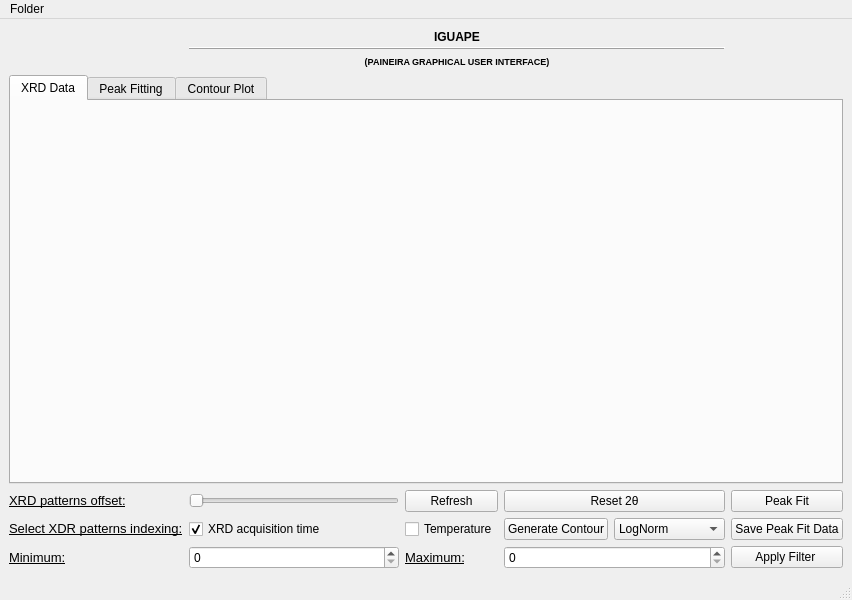
The window that Iguape/GUI/iguape_gui.ui (cnpem/iguape) describes before a commit, drawn with Qt 5.
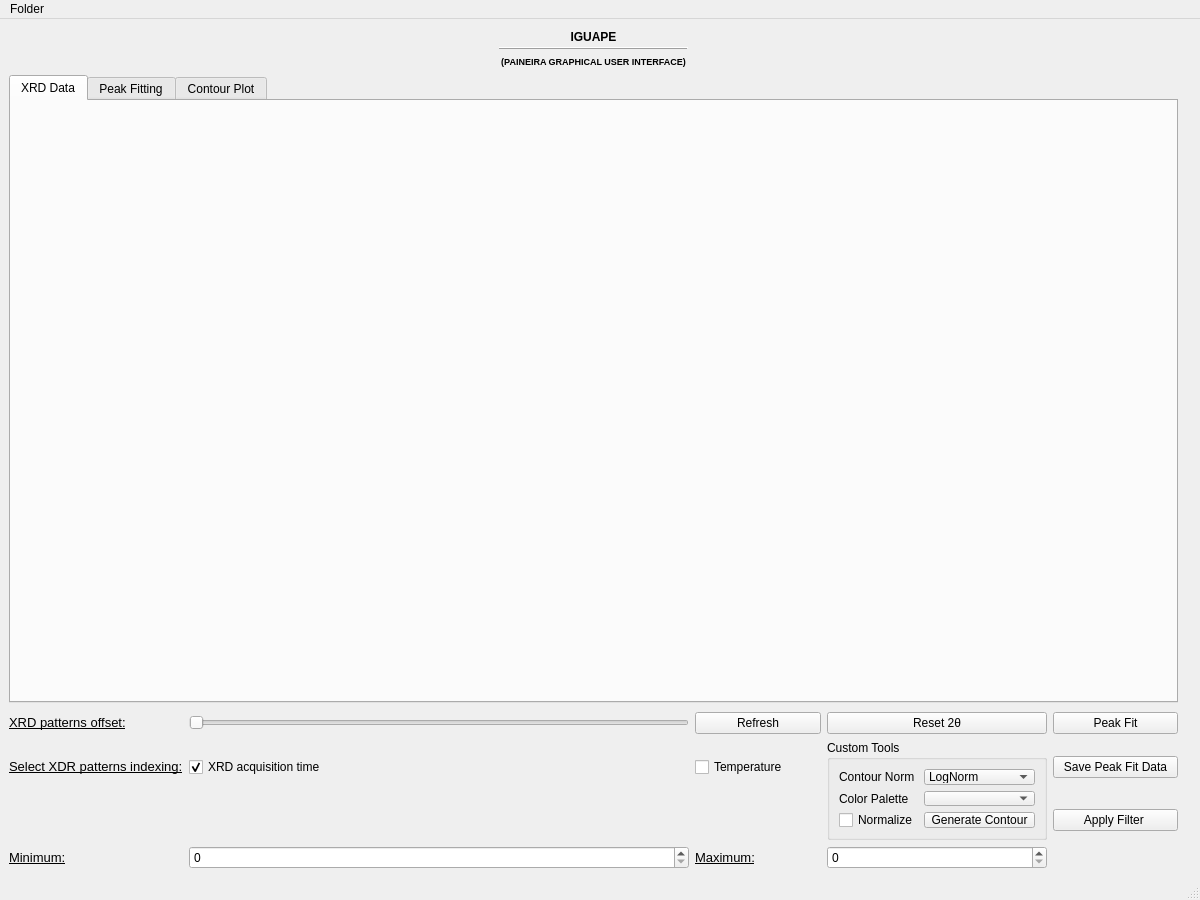
The same window after the commit. Icons and pictures are not drawn.

Commit message: Normalize and Cmap customization implementation

The edit to the form file:
```diff
--- a/Iguape/GUI/iguape_gui.ui
+++ b/Iguape/GUI/iguape_gui.ui
@@ -6,8 +6,8 @@
    <rect>
     <x>0</x>
     <y>0</y>
-    <width>852</width>
-    <height>600</height>
+    <width>1200</width>
+    <height>900</height>
    </rect>
   </property>
   <property name="windowTitle">
@@ -21,182 +21,12 @@
    <string notr="true"/>
   </property>
   <widget class="QWidget" name="centralwidget">
+   <layout class="QGridLayout" name="gridLayout_3">
+    <item row="0" column="0">
    <layout class="QVBoxLayout" name="verticalLayout">
     <item>
-     <layout class="QGridLayout" name="gridLayout">
-      <item row="2" column="4" colspan="2">
-       <widget class="QPushButton" name="peak_fit_button">
-        <property name="maximumSize">
-         <size>
-          <width>16777215</width>
-          <height>16777215</height>
-         </size>
-        </property>
-        <property name="toolTip">
-         <string>Press to open the Peak Fit Window</string>
-        </property>
-        <property name="text">
-         <string>Peak Fit</string>
-        </property>
-        <property name="icon">
-         <iconset>
-          <normaloff>Icons/peak_fit_icon.png</normaloff>Icons/peak_fit_icon.png</iconset>
-        </property>
-       </widget>
-      </item>
-      <item row="1" column="0" colspan="6">
-       <widget class="QTabWidget" name="tabWidget">
-        <property name="currentIndex">
-         <number>0</number>
-        </property>
-        <widget class="QWidget" name="XRD_data_tab">
-         <attribute name="title">
-          <string>XRD Data</string>
-         </attribute>
-        </widget>
-        <widget class="QWidget" name="peak_fit_tab">
-         <attribute name="title">
-          <string>Peak Fitting</string>
-         </attribute>
-        </widget>
-        <widget class="QWidget" name="contour_tab">
-         <attribute name="title">
-          <string>Contour Plot</string>
-         </attribute>
-        </widget>
-       </widget>
-      </item>
-      <item row="3" column="4" colspan="2">
-       <widget class="QPushButton" name="save_peak_fit_data_button">
-        <property name="minimumSize">
-         <size>
-          <width>0</width>
-          <height>0</height>
-         </size>
-        </property>
-        <property name="maximumSize">
-         <size>
-          <width>16777215</width>
-          <height>16777215</height>
-         </size>
-        </property>
-        <property name="toolTip">
-         <string>Press to save the data as a CSV file</string>
-        </property>
-        <property name="text">
-         <string>Save Peak Fit Data</string>
-        </property>
-        <property name="icon">
-         <iconset>
-          <normaloff>Icons/Save_Icon.png</normaloff>Icons/Save_Icon.png</iconset>
-        </property>
-       </widget>
-      </item>
-      <item row="0" column="4" alignment="Qt::AlignVCenter">
-       <widget class="QLabel" name="LNLS_logo">
-        <property name="maximumSize">
-         <size>
-          <width>16777215</width>
-          <height>50</height>
-         </size>
-        </property>
-        <property name="text">
-         <string/>
-        </property>
-        <property name="pixmap">
-         <pixmap>Icons/LNLS_logo_resize.png</pixmap>
-        </property>
-        <property name="alignment">
-         <set>Qt::AlignCenter</set>
-        </property>
-       </widget>
-      </item>
-      <item row="4" column="1">
-       <widget class="QDoubleSpinBox" name="min_temp_doubleSpinBox">
-        <property name="maximumSize">
-         <size>
-          <width>16777215</width>
-          <height>16777215</height>
-         </size>
-        </property>
-        <property name="decimals">
-         <number>0</number>
-        </property>
-       </widget>
-      </item>
-      <item row="0" column="5" alignment="Qt::AlignHCenter">
-       <widget class="QLabel" name="paineir_logo">
-        <property name="maximumSize">
-         <size>
-          <width>70</width>
-          <height>100</height>
-         </size>
-        </property>
-        <property name="text">
-         <string/>
-        </property>
-        <property name="pixmap">
-         <pixmap>Icons/Paineira_resize.png</pixmap>
-        </property>
-        <property name="alignment">
-         <set>Qt::AlignRight|Qt::AlignTrailing|Qt::AlignVCenter</set>
-        </property>
-       </widget>
-      </item>
-      <item row="4" column="2">
-       <widget class="QLabel" name="max_filter_label">
-        <property name="maximumSize">
-         <size>
-          <width>16777215</width>
-          <height>16777215</height>
-         </size>
-        </property>
-        <property name="text">
-         <string>&lt;html&gt;&lt;head/&gt;&lt;body&gt;&lt;p&gt;&lt;span style=&quot; font-size:10pt; text-decoration: underline;&quot;&gt;Maximum:&lt;/span&gt;&lt;/p&gt;&lt;/body&gt;&lt;/html&gt;</string>
-        </property>
-       </widget>
-      </item>
-      <item row="2" column="2">
-       <widget class="QPushButton" name="refresh_button">
-        <property name="maximumSize">
-         <size>
-          <width>16777215</width>
-          <height>16777215</height>
-         </size>
-        </property>
-        <property name="toolTip">
-         <string>Press to refresh the graph with the new XRD patterns</string>
-        </property>
-        <property name="text">
-         <string>Refresh</string>
-        </property>
-        <property name="icon">
-         <iconset>
-          <normaloff>Icons/Refresh_Icon.png</normaloff>Icons/Refresh_Icon.png</iconset>
-        </property>
-       </widget>
-      </item>
-      <item row="2" column="0">
-       <widget class="QLabel" name="offset_label">
-        <property name="text">
-         <string>&lt;html&gt;&lt;head/&gt;&lt;body&gt;&lt;p&gt;&lt;span style=&quot; font-size:10pt; text-decoration: underline;&quot;&gt;XRD patterns offset:&lt;/span&gt;&lt;/p&gt;&lt;/body&gt;&lt;/html&gt;</string>
-        </property>
-       </widget>
-      </item>
-      <item row="3" column="2">
-       <widget class="QCheckBox" name="temperature_checkbox">
-        <property name="maximumSize">
-         <size>
-          <width>16777215</width>
-          <height>16777215</height>
-         </size>
-        </property>
-        <property name="text">
-         <string>Temperature</string>
-        </property>
-       </widget>
-      </item>
-      <item row="0" column="0">
+       <layout class="QHBoxLayout" name="horizontalLayout">
+        <item>
        <widget class="QLabel" name="CNPEM_logo">
         <property name="maximumSize">
          <size>
@@ -212,52 +42,20 @@
         </property>
        </widget>
       </item>
-      <item row="4" column="3">
-       <widget class="QDoubleSpinBox" name="max_temp_doubleSpinBox_2">
-        <property name="maximumSize">
-         <size>
-          <width>16777215</width>
-          <height>16777215</height>
-         </size>
-        </property>
-        <property name="frame">
-         <bool>true</bool>
-        </property>
-        <property name="decimals">
-         <number>0</number>
-        </property>
-       </widget>
-      </item>
-      <item row="3" column="0">
-       <widget class="QLabel" name="index_label">
-        <property name="text">
-         <string>&lt;html&gt;&lt;head/&gt;&lt;body&gt;&lt;p&gt;&lt;span style=&quot; font-size:10pt; text-decoration: underline;&quot;&gt;Select XDR patterns indexing:&lt;/span&gt;&lt;/p&gt;&lt;/body&gt;&lt;/html&gt;</string>
-        </property>
-       </widget>
-      </item>
-      <item row="3" column="1">
-       <widget class="QCheckBox" name="XRD_measure_order_checkbox">
-        <property name="maximumSize">
+        <item>
+         <spacer name="horizontalSpacer">
+          <property name="orientation">
+           <enum>Qt::Horizontal</enum>
+          </property>
+          <property name="sizeHint" stdset="0">
          <size>
-          <width>16777215</width>
-          <height>16777215</height>
-         </size>
-        </property>
-        <property name="text">
-         <string>XRD acquisition time</string>
-        </property>
-        <property name="checkable">
-         <bool>true</bool>
-        </property>
-        <property name="checked">
-         <bool>true</bool>
-        </property>
-        <property name="tristate">
-         <bool>false</bool>
-        </property>
-       </widget>
-      </item>
-      <item row="0" column="1" colspan="3">
+            <width>40</width>
+            <height>20</height>
+           </size>
+          </property>
+         </spacer>
+        </item>
+        <item>
        <widget class="QLabel" name="title_label">
         <property name="minimumSize">
          <size>
@@ -288,40 +86,87 @@
         </property>
        </widget>
       </item>
-      <item row="4" column="4" colspan="2">
-       <widget class="QPushButton" name="filter_button">
+        <item>
+         <spacer name="horizontalSpacer_2">
+          <property name="orientation">
+           <enum>Qt::Horizontal</enum>
+          </property>
+          <property name="sizeHint" stdset="0">
+           <size>
+            <width>40</width>
+            <height>20</height>
+           </size>
+          </property>
+         </spacer>
+        </item>
+        <item>
+         <widget class="QLabel" name="LNLS_logo">
         <property name="maximumSize">
          <size>
           <width>16777215</width>
-          <height>16777215</height>
-         </size>
-        </property>
-        <property name="toolTip">
-         <string>Press to apply the temperature/measure order range</string>
-        </property>
+            <height>50</height>
+           </size>
+          </property>
         <property name="text">
-         <string>Apply Filter </string>
-        </property>
-        <property name="icon">
-         <iconset>
-          <normaloff>Icons/Filter_Icon.png</normaloff>Icons/Filter_Icon.png</iconset>
-        </property>
-       </widget>
-      </item>
-      <item row="4" column="0">
-       <widget class="QLabel" name="min_filter_label">
-        <property name="maximumSize">
+           <string/>
+          </property>
+          <property name="pixmap">
+           <pixmap>Icons/LNLS_logo_resize.png</pixmap>
+          </property>
+          <property name="alignment">
+           <set>Qt::AlignCenter</set>
+          </property>
+         </widget>
+        </item>
+       </layout>
+      </item>
+      <item>
+       <widget class="QTabWidget" name="tabWidget">
+        <property name="minimumSize">
          <size>
-          <width>16777215</width>
-          <height>16777215</height>
+          <width>900</width>
+          <height>400</height>
          </size>
         </property>
-        <property name="text">
-         <string>&lt;html&gt;&lt;head/&gt;&lt;body&gt;&lt;p&gt;&lt;span style=&quot; font-size:10pt; text-decoration: underline;&quot;&gt;Minimum:&lt;/span&gt;&lt;/p&gt;&lt;/body&gt;&lt;/html&gt;</string>
+        <property name="currentIndex">
+         <number>0</number>
         </property>
-       </widget>
+        <widget class="QWidget" name="XRD_data_tab">
+         <attribute name="title">
+          <string>XRD Data</string>
+         </attribute>
+        </widget>
+        <widget class="QWidget" name="peak_fit_tab">
+         <attribute name="title">
+          <string>Peak Fitting</string>
+         </attribute>
+        </widget>
+        <widget class="QWidget" name="contour_tab">
+         <attribute name="title">
+          <string>Contour Plot</string>
+         </attribute>
+        </widget>
+       </widget>
       </item>
-      <item row="2" column="3">
+      <item>
+       <spacer name="verticalSpacer">
+        <property name="orientation">
+         <enum>Qt::Vertical</enum>
+        </property>
+        <property name="sizeType">
+         <enum>QSizePolicy::Fixed</enum>
+        </property>
+        <property name="sizeHint" stdset="0">
+         <size>
+          <width>20</width>
+          <height>3</height>
+         </size>
+        </property>
+       </spacer>
+      </item>
+      <item>
+       <layout class="QGridLayout" name="gridLayout">
+        <item row="0" column="3">
        <widget class="QPushButton" name="reset_button">
         <property name="minimumSize">
          <size>
@@ -343,7 +188,47 @@
         </property>
        </widget>
       </item>
-      <item row="2" column="1">
+        <item row="0" column="4">
+         <widget class="QPushButton" name="peak_fit_button">
+          <property name="maximumSize">
+           <size>
+            <width>16777215</width>
+            <height>16777215</height>
+           </size>
+          </property>
+          <property name="toolTip">
+           <string>Press to open the Peak Fit Window</string>
+          </property>
+          <property name="text">
+           <string>Peak Fit</string>
+          </property>
+          <property name="icon">
+           <iconset>
+            <normaloff>Icons/peak_fit_icon.png</normaloff>Icons/peak_fit_icon.png</iconset>
+          </property>
+         </widget>
+        </item>
+        <item row="1" column="0">
+         <widget class="QLabel" name="index_label">
+          <property name="text">
+           <string>&lt;html&gt;&lt;head/&gt;&lt;body&gt;&lt;p&gt;&lt;span style=&quot; font-size:10pt; text-decoration: underline;&quot;&gt;Select XDR patterns indexing:&lt;/span&gt;&lt;/p&gt;&lt;/body&gt;&lt;/html&gt;</string>
+          </property>
+         </widget>
+        </item>
+        <item row="3" column="2">
+         <widget class="QLabel" name="max_filter_label">
+          <property name="maximumSize">
+           <size>
+            <width>16777215</width>
+            <height>16777215</height>
+           </size>
+          </property>
+          <property name="text">
+           <string>&lt;html&gt;&lt;head/&gt;&lt;body&gt;&lt;p&gt;&lt;span style=&quot; font-size:10pt; text-decoration: underline;&quot;&gt;Maximum:&lt;/span&gt;&lt;/p&gt;&lt;/body&gt;&lt;/html&gt;</string>
+          </property>
+         </widget>
+        </item>
+        <item row="0" column="1">
        <widget class="QSlider" name="offset_slider">
         <property name="maximumSize">
          <size>
@@ -368,16 +253,171 @@
         </property>
        </widget>
       </item>
+        <item row="1" column="4">
+         <widget class="QPushButton" name="save_peak_fit_data_button">
+          <property name="minimumSize">
+           <size>
+            <width>0</width>
+            <height>0</height>
+           </size>
+          </property>
+          <property name="maximumSize">
+           <size>
+            <width>16777215</width>
+            <height>16777215</height>
+           </size>
+          </property>
+          <property name="toolTip">
+           <string>Press to save the data as a CSV file</string>
+          </property>
+          <property name="text">
+           <string>Save Peak Fit Data</string>
+          </property>
+          <property name="icon">
+           <iconset>
+            <normaloff>Icons/Save_Icon.png</normaloff>Icons/Save_Icon.png</iconset>
+          </property>
+         </widget>
+        </item>
+        <item row="2" column="4">
+         <widget class="QPushButton" name="filter_button">
+          <property name="maximumSize">
+           <size>
+            <width>16777215</width>
+            <height>16777215</height>
+           </size>
+          </property>
+          <property name="toolTip">
+           <string>Press to apply the temperature/measure order range</string>
+          </property>
+          <property name="text">
+           <string>Apply Filter </string>
+          </property>
+          <property name="icon">
+           <iconset>
+            <normaloff>Icons/Filter_Icon.png</normaloff>Icons/Filter_Icon.png</iconset>
+          </property>
+         </widget>
+        </item>
       <item row="3" column="3">
-       <layout class="QHBoxLayout" name="horizontalLayout">
-        <item>
-         <widget class="QPushButton" name="contour_button">
+         <widget class="QDoubleSpinBox" name="max_temp_doubleSpinBox_2">
+          <property name="maximumSize">
+           <size>
+            <width>16777215</width>
+            <height>16777215</height>
+           </size>
+          </property>
+          <property name="frame">
+           <bool>true</bool>
+          </property>
+          <property name="decimals">
+           <number>0</number>
+          </property>
+         </widget>
+        </item>
+        <item row="3" column="1">
+         <widget class="QDoubleSpinBox" name="min_temp_doubleSpinBox">
+          <property name="maximumSize">
+           <size>
+            <width>16777215</width>
+            <height>16777215</height>
+           </size>
+          </property>
+          <property name="decimals">
+           <number>0</number>
+          </property>
+         </widget>
+        </item>
+        <item row="3" column="0">
+         <widget class="QLabel" name="min_filter_label">
+          <property name="maximumSize">
+           <size>
+            <width>16777215</width>
+            <height>16777215</height>
+           </size>
+          </property>
           <property name="text">
-           <string>Generate Contour</string>
+           <string>&lt;html&gt;&lt;head/&gt;&lt;body&gt;&lt;p&gt;&lt;span style=&quot; font-size:10pt; text-decoration: underline;&quot;&gt;Minimum:&lt;/span&gt;&lt;/p&gt;&lt;/body&gt;&lt;/html&gt;</string>
           </property>
          </widget>
         </item>
-        <item>
+        <item row="1" column="2">
+         <widget class="QCheckBox" name="temperature_checkbox">
+          <property name="maximumSize">
+           <size>
+            <width>16777215</width>
+            <height>16777215</height>
+           </size>
+          </property>
+          <property name="text">
+           <string>Temperature</string>
+          </property>
+         </widget>
+        </item>
+        <item row="1" column="1">
+         <widget class="QCheckBox" name="XRD_measure_order_checkbox">
+          <property name="maximumSize">
+           <size>
+            <width>16777215</width>
+            <height>16777215</height>
+           </size>
+          </property>
+          <property name="text">
+           <string>XRD acquisition time</string>
+          </property>
+          <property name="checkable">
+           <bool>true</bool>
+          </property>
+          <property name="checked">
+           <bool>true</bool>
+          </property>
+          <property name="tristate">
+           <bool>false</bool>
+          </property>
+         </widget>
+        </item>
+        <item row="0" column="0">
+         <widget class="QLabel" name="offset_label">
+          <property name="text">
+           <string>&lt;html&gt;&lt;head/&gt;&lt;body&gt;&lt;p&gt;&lt;span style=&quot; font-size:10pt; text-decoration: underline;&quot;&gt;XRD patterns offset:&lt;/span&gt;&lt;/p&gt;&lt;/body&gt;&lt;/html&gt;</string>
+          </property>
+         </widget>
+        </item>
+        <item row="0" column="2">
+         <widget class="QPushButton" name="refresh_button">
+          <property name="maximumSize">
+           <size>
+            <width>16777215</width>
+            <height>16777215</height>
+           </size>
+          </property>
+          <property name="toolTip">
+           <string>Press to refresh the graph with the new XRD patterns</string>
+          </property>
+          <property name="text">
+           <string>Refresh</string>
+          </property>
+          <property name="icon">
+           <iconset>
+            <normaloff>Icons/Refresh_Icon.png</normaloff>Icons/Refresh_Icon.png</iconset>
+          </property>
+         </widget>
+        </item>
+        <item row="1" column="3" rowspan="2">
+         <widget class="QGroupBox" name="groupBox">
+          <property name="maximumSize">
+           <size>
+            <width>16777215</width>
+            <height>100</height>
+           </size>
+          </property>
+          <property name="title">
+           <string>Custom Tools</string>
+          </property>
+          <layout class="QGridLayout" name="gridLayout_2">
+           <item row="0" column="0">
+            <layout class="QFormLayout" name="formLayout">
+             <item row="0" column="1">
          <widget class="QComboBox" name="comboBox">
           <item>
            <property name="text">
@@ -396,9 +436,64 @@
           </item>
          </widget>
         </item>
+             <item row="0" column="0">
+              <widget class="QLabel" name="label_2">
+               <property name="text">
+                <string>Contour Norm</string>
+               </property>
+              </widget>
+             </item>
+             <item row="1" column="0">
+              <widget class="QLabel" name="label">
+               <property name="text">
+                <string>Color Palette</string>
+               </property>
+              </widget>
+             </item>
+             <item row="1" column="1">
+              <widget class="QComboBox" name="comboBox_2"/>
+             </item>
+             <item row="2" column="0">
+              <widget class="QCheckBox" name="normalize_checkBox">
+               <property name="text">
+                <string>Normalize</string>
+               </property>
+              </widget>
+             </item>
+             <item row="2" column="1">
+              <widget class="QPushButton" name="contour_button">
+               <property name="text">
+                <string>Generate Contour</string>
+               </property>
+              </widget>
+             </item>
        </layout>
       </item>
      </layout>
+         </widget>
+        </item>
+       </layout>
+      </item>
+     </layout>
+    </item>
+    <item row="0" column="1">
+     <widget class="QLabel" name="paineir_logo">
+      <property name="maximumSize">
+       <size>
+        <width>70</width>
+        <height>100</height>
+       </size>
+      </property>
+      <property name="text">
+       <string/>
+      </property>
+      <property name="pixmap">
+       <pixmap>Icons/Paineira_resize.png</pixmap>
+      </property>
+      <property name="alignment">
+       <set>Qt::AlignRight|Qt::AlignTrailing|Qt::AlignVCenter</set>
+      </property>
+     </widget>
     </item>
    </layout>
   </widget>
@@ -407,7 +502,7 @@
     <rect>
      <x>0</x>
      <y>0</y>
-     <width>852</width>
+     <width>1200</width>
      <height>21</height>
     </rect>
    </property>
```
Lines whose indentation alone changed are shown as unchanged. The commit also changes 3 other files.
